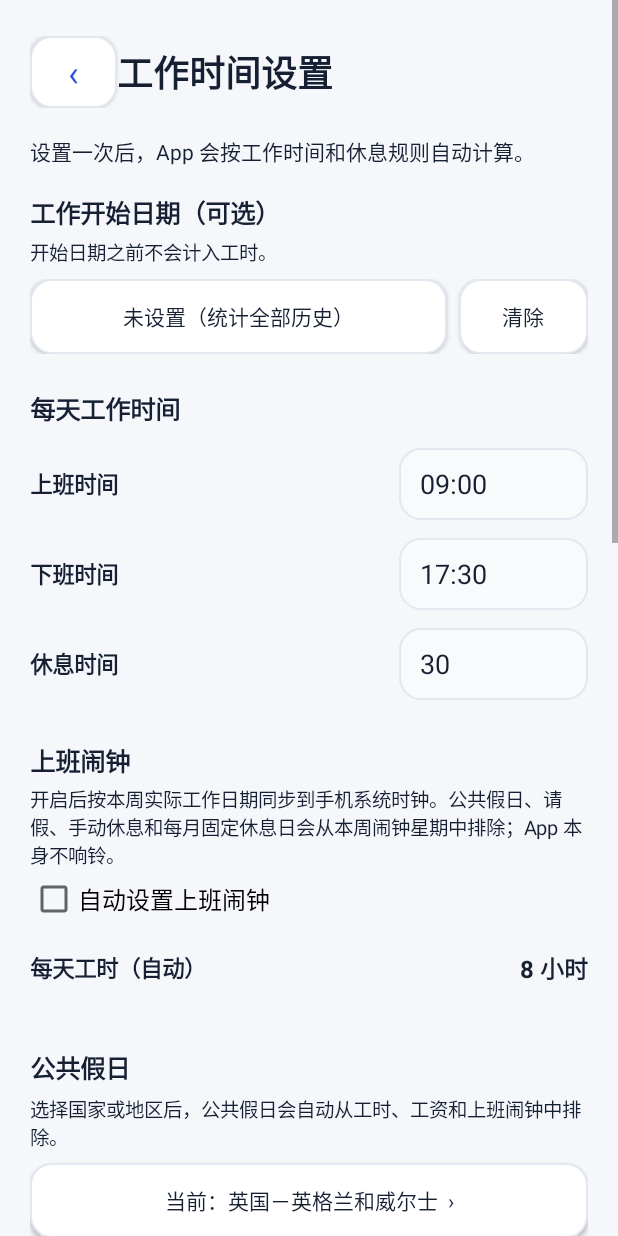
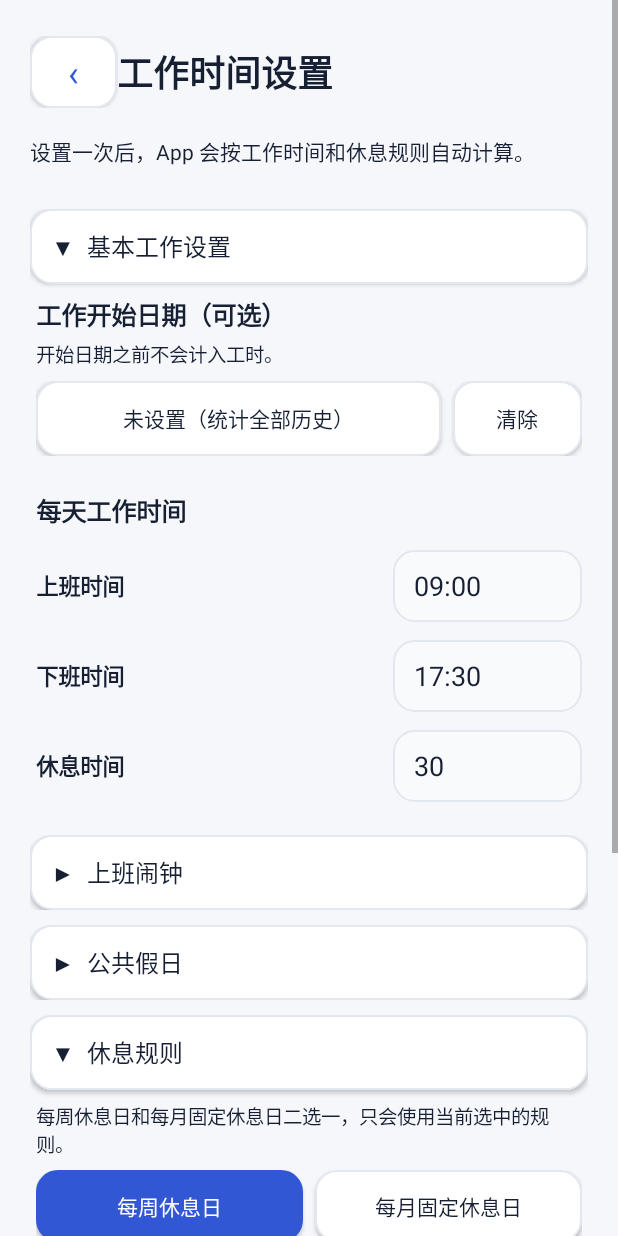
Before and after one commit to yagay/work, an Android app: the SettingsActivity screen opened directly, with no data from a screen before it, on a phone screen of 412 x 824 dp. Run offline under Robolectric (Android 15) with nearby library versions, the phone set to English and light mode, and no system bars.

Commit message:
Group settings into collapsible sections

```diff
--- a/app/src/main/java/com/example/workhours/SettingsActivity.java
+++ b/app/src/main/java/com/example/workhours/SettingsActivity.java
@@ -133,14 +133,15 @@ public class SettingsActivity extends Activity {
         info.setPadding(0, dp(18), 0, dp(18));
         root.addView(info);
 
-        root.addView(text("工作开始日期（可选）", 17, true));
+        LinearLayout basicSection = createCollapsibleSection(root, "基本工作设置", true);
+        basicSection.addView(text("工作开始日期（可选）", 17, true));
         TextView startDateInfo = text("开始日期之前不会计入工时。", 13, false);
         startDateInfo.setPadding(0, dp(4), 0, dp(8));
-        root.addView(startDateInfo);
+        basicSection.addView(startDateInfo);
 
         LinearLayout dateRow = new LinearLayout(this);
         dateRow.setOrientation(LinearLayout.HORIZONTAL);
-        root.addView(dateRow);
+        basicSection.addView(dateRow);
         workStartDateButton = new Button(this);
         UiStyle.button(this, workStartDateButton, false);
         workStartDateButton.setOnClickListener(v -> chooseWorkStartDate());
@@ -155,28 +156,26 @@ public class SettingsActivity extends Activity {
 
         TextView timeTitle = text("每天工作时间", 17, true);
         timeTitle.setPadding(0, dp(24), 0, dp(8));
-        root.addView(timeTitle);
+        basicSection.addView(timeTitle);
         LinearLayout startRow = settingInputRow("上班时间", dp(126));
         startInput = input("09:00", InputType.TYPE_CLASS_DATETIME | InputType.TYPE_DATETIME_VARIATION_TIME);
         startRow.addView(startInput, compactInputParams(dp(126)));
-        root.addView(startRow);
+        basicSection.addView(startRow);
 
         LinearLayout endRow = settingInputRow("下班时间", dp(126));
         endInput = input("17:30", InputType.TYPE_CLASS_DATETIME | InputType.TYPE_DATETIME_VARIATION_TIME);
         endRow.addView(endInput, compactInputParams(dp(126)));
-        root.addView(endRow);
+        basicSection.addView(endRow);
 
         LinearLayout breakRow = settingInputRow("休息时间", dp(126));
         breakInput = input("30", InputType.TYPE_CLASS_NUMBER);
         breakRow.addView(breakInput, compactInputParams(dp(126)));
-        root.addView(breakRow);
+        basicSection.addView(breakRow);
 
-        TextView alarmTitle = text("上班闹钟", 17, true);
-        alarmTitle.setPadding(0, dp(22), 0, dp(4));
-        root.addView(alarmTitle);
+        LinearLayout alarmSection = createCollapsibleSection(root, "上班闹钟", false);
         TextView alarmInfo = text("开启后按本周实际工作日期同步到手机系统时钟。公共假日、请假、手动休息和每月固定休息日会从本周闹钟星期中排除；App 本身不响铃。", 13, false);
         alarmInfo.setPadding(0, 0, 0, dp(4));
-        root.addView(alarmInfo);
+        alarmSection.addView(alarmInfo);
         workAlarmCheck = new CheckBox(this);
         workAlarmCheck.setText("自动设置上班闹钟");
         workAlarmCheck.setTextSize(16);
@@ -185,11 +184,11 @@ public class SettingsActivity extends Activity {
             if (alarmOptionsGroup != null) alarmOptionsGroup.setVisibility(
                     isChecked ? android.view.View.VISIBLE : android.view.View.GONE);
         });
-        root.addView(workAlarmCheck);
+        alarmSection.addView(workAlarmCheck);
 
         alarmOptionsGroup = new LinearLayout(this);
         alarmOptionsGroup.setOrientation(LinearLayout.VERTICAL);
-        root.addView(alarmOptionsGroup);
+        alarmSection.addView(alarmOptionsGroup);
 
         alarmFollowWorkTimeCheck = new CheckBox(this);
         alarmFollowWorkTimeCheck.setText("闹钟时间跟随上班时间");
@@ -217,7 +216,7 @@ public class SettingsActivity extends Activity {
         previewText = text("", 16, true);
         previewText.setGravity(Gravity.END | Gravity.CENTER_VERTICAL);
         dailyHoursRow.addView(previewText, compactInputParams(dp(126)));
-        root.addView(dailyHoursRow);
+        alarmSection.addView(dailyHoursRow);
         TextWatcher hoursWatcher = new TextWatcher() {
             @Override public void beforeTextChanged(CharSequence s, int start, int count, int after) { }
             @Override public void onTextChanged(CharSequence s, int start, int before, int count) { updatePreview(false); }
@@ -227,33 +226,29 @@ public class SettingsActivity extends Activity {
         endInput.addTextChangedListener(hoursWatcher);
         breakInput.addTextChangedListener(hoursWatcher);
 
-        TextView holidayTitle = text("公共假日", 17, true);
-        holidayTitle.setPadding(0, dp(24), 0, dp(6));
-        root.addView(holidayTitle);
+        LinearLayout holidaySection = createCollapsibleSection(root, "公共假日", false);
         TextView holidayInfo = text("选择国家或地区后，公共假日会自动从工时、工资和上班闹钟中排除。", 13, false);
         holidayInfo.setPadding(0, 0, 0, dp(8));
-        root.addView(holidayInfo);
+        holidaySection.addView(holidayInfo);
         holidayRegionButton = new Button(this);
         UiStyle.button(this, holidayRegionButton, false);
         holidayRegionButton.setOnClickListener(v -> chooseHolidayRegion());
-        root.addView(holidayRegionButton, new LinearLayout.LayoutParams(-1, dp(50)));
+        holidaySection.addView(holidayRegionButton, new LinearLayout.LayoutParams(-1, dp(50)));
         TextView holidayHistoryTitle = text("公共假日历史", 14, true);
         holidayHistoryTitle.setPadding(0, dp(10), 0, dp(5));
-        root.addView(holidayHistoryTitle);
+        holidaySection.addView(holidayHistoryTitle);
         holidayHistoryContainer = new LinearLayout(this);
         holidayHistoryContainer.setOrientation(LinearLayout.VERTICAL);
-        root.addView(holidayHistoryContainer);
+        holidaySection.addView(holidayHistoryContainer);
 
-        TextView restRuleTitle = text("休息规则", 17, true);
-        restRuleTitle.setPadding(0, dp(24), 0, dp(8));
-        root.addView(restRuleTitle);
+        LinearLayout restSection = createCollapsibleSection(root, "休息规则", true);
         TextView restRuleInfo = text("每周休息日和每月固定休息日二选一，只会使用当前选中的规则。", 13, false);
         restRuleInfo.setPadding(0, 0, 0, dp(8));
-        root.addView(restRuleInfo);
+        restSection.addView(restRuleInfo);
 
         LinearLayout restModeRow = new LinearLayout(this);
         restModeRow.setOrientation(LinearLayout.HORIZONTAL);
-        root.addView(restModeRow);
+        restSection.addView(restModeRow);
         weeklyRestModeButton = new Button(this);
         weeklyRestModeButton.setText("每周休息日");
         weeklyRestModeButton.setOnClickListener(v -> setRestRuleMode("weekly"));
@@ -269,7 +264,7 @@ public class SettingsActivity extends Activity {
         weeklyRestGroup.setOrientation(LinearLayout.VERTICAL);
         LinearLayout.LayoutParams wrgp = new LinearLayout.LayoutParams(-1, -2);
         wrgp.topMargin = dp(12);
-        root.addView(weeklyRestGroup, wrgp);
+        restSection.addView(weeklyRestGroup, wrgp);
         TextView weeklyInfo = text("点选固定休息日；高亮表示休息。默认周六、周日休息。", 13, false);
         weeklyInfo.setPadding(0, 0, 0, dp(8));
         weeklyRestGroup.addView(weeklyInfo);
@@ -298,7 +293,7 @@ public class SettingsActivity extends Activity {
         monthlyRestGroup.setOrientation(LinearLayout.VERTICAL);
         LinearLayout.LayoutParams mrgp = new LinearLayout.LayoutParams(-1, -2);
         mrgp.topMargin = dp(12);
-        root.addView(monthlyRestGroup, mrgp);
+        restSection.addView(monthlyRestGroup, mrgp);
         TextView monthlyInfo = text("点选日期作为每月固定休息日。月份用于查看日期对应星期和周末；所选日期会每月重复。", 13, false);
         monthlyInfo.setPadding(0, 0, 0, dp(8));
         monthlyRestGroup.addView(monthlyInfo);
@@ -323,12 +318,10 @@ public class SettingsActivity extends Activity {
         monthlyRestGroup.addView(monthlyRestCalendarGrid);
         monthlyRestButton = new Button(this); monthlyRestButton.setVisibility(android.view.View.GONE); monthlyRestGroup.addView(monthlyRestButton);
 
-        TextView wageTitle = text("工资设置", 17, true);
-        wageTitle.setPadding(0, dp(26), 0, dp(6));
-        root.addView(wageTitle);
+        LinearLayout wageSection = createCollapsibleSection(root, "工资设置", false);
         TextView wageInfo = text("工资按生效日期保存历史。修改工资不会重算成新工资；历史日期继续使用当时有效的工资。", 13, false);
         wageInfo.setPadding(0, 0, 0, dp(10));
-        root.addView(wageInfo);
+        wageSection.addView(wageInfo);
 
         LinearLayout currentWageCard = new LinearLayout(this);
         currentWageCard.setOrientation(LinearLayout.VERTICAL);
@@ -340,22 +333,22 @@ public class SettingsActivity extends Activity {
         currentWageCard.addView(currentWageText);
         TextView currentHint = text("按日期自动匹配最近一次已生效的工资记录", 12, false);
         currentWageCard.addView(currentHint);
-        root.addView(currentWageCard);
+        wageSection.addView(currentWageCard);
 
         Button addWageChange = new Button(this);
         addWageChange.setText("＋ 新增工资变更");
         UiStyle.button(this, addWageChange, true);
         LinearLayout.LayoutParams addWageParams = new LinearLayout.LayoutParams(-1, dp(50));
         addWageParams.topMargin = dp(10);
-        root.addView(addWageChange, addWageParams);
+        wageSection.addView(addWageChange, addWageParams);
         addWageChange.setOnClickListener(v -> showAddWageChangeDialog());
 
         TextView historyTitle = text("工资历史", 15, true);
         historyTitle.setPadding(0, dp(14), 0, dp(6));
-        root.addView(historyTitle);
+        wageSection.addView(historyTitle);
         wageHistoryContainer = new LinearLayout(this);
         wageHistoryContainer.setOrientation(LinearLayout.VERTICAL);
-        root.addView(wageHistoryContainer);
+        wageSection.addView(wageHistoryContainer);
 
         Button save = new Button(this);
         UiStyle.button(this, save, true);
@@ -367,18 +360,16 @@ public class SettingsActivity extends Activity {
         root.addView(save, saveParams);
         save.setOnClickListener(v -> save());
 
-        TextView backupTitle = text("数据备份与迁移", 17, true);
-        backupTitle.setPadding(0, dp(28), 0, dp(4));
-        root.addView(backupTitle);
+        LinearLayout backupSection = createCollapsibleSection(root, "数据备份与迁移", false);
         TextView backupInfo = text("导出会保存全部设置、休息规则、请假原因、手动状态和单日上下班时间。可复制到另一台手机后导入恢复。", 13, false);
         backupInfo.setPadding(0, 0, 0, dp(8));
-        root.addView(backupInfo);
+        backupSection.addView(backupInfo);
 
         Button export = new Button(this);
         UiStyle.button(this, export, false);
         export.setText("导出全部数据");
         export.setOnClickListener(v -> exportBackup());
-        root.addView(export, new LinearLayout.LayoutParams(
+        backupSection.addView(export, new LinearLayout.LayoutParams(
                 LinearLayout.LayoutParams.MATCH_PARENT, dp(52)));
 
         Button importButton = new Button(this);
@@ -387,12 +378,12 @@ public class SettingsActivity extends Activity {
         LinearLayout.LayoutParams importParams = new LinearLayout.LayoutParams(
                 LinearLayout.LayoutParams.MATCH_PARENT, dp(52));
         importParams.topMargin = dp(8);
-        root.addView(importButton, importParams);
+        backupSection.addView(importButton, importParams);
         importButton.setOnClickListener(v -> importBackup());
 
         TextView warning = text("导入会覆盖本机当前 App 数据；导入前建议先导出一份当前备份。", 13, true);
         warning.setPadding(0, dp(8), 0, 0);
-        root.addView(warning);
+        backupSection.addView(warning);
 
         return scroll;
     }
@@ -833,6 +824,36 @@ public class SettingsActivity extends Activity {
                     monthlyRestInput.setText(out.toString());
                     updateMonthlyRestButton();
                 }).show();
+    }
+
+    private LinearLayout createCollapsibleSection(LinearLayout root, String title, boolean expanded) {
+        LinearLayout wrapper = new LinearLayout(this);
+        wrapper.setOrientation(LinearLayout.VERTICAL);
+        LinearLayout.LayoutParams wrapperParams = new LinearLayout.LayoutParams(-1, -2);
+        wrapperParams.topMargin = dp(10);
+        root.addView(wrapper, wrapperParams);
+
+        Button header = new Button(this);
+        header.setAllCaps(false);
+        header.setTextSize(16);
+        header.setGravity(Gravity.START | Gravity.CENTER_VERTICAL);
+        header.setPadding(dp(14), 0, dp(14), 0);
+        UiStyle.button(this, header, false);
+        wrapper.addView(header, new LinearLayout.LayoutParams(-1, dp(50)));
+
+        LinearLayout content = new LinearLayout(this);
+        content.setOrientation(LinearLayout.VERTICAL);
+        content.setPadding(dp(4), dp(8), dp(4), dp(6));
+        wrapper.addView(content, new LinearLayout.LayoutParams(-1, -2));
+
+        final boolean[] open = {expanded};
+        Runnable paint = () -> {
+            content.setVisibility(open[0] ? android.view.View.VISIBLE : android.view.View.GONE);
+            header.setText((open[0] ? "▼  " : "▶  ") + title);
+        };
+        header.setOnClickListener(v -> { open[0] = !open[0]; paint.run(); });
+        paint.run();
+        return content;
     }
 
     private LinearLayout settingInputRow(String label, int inputWidth) {
```
